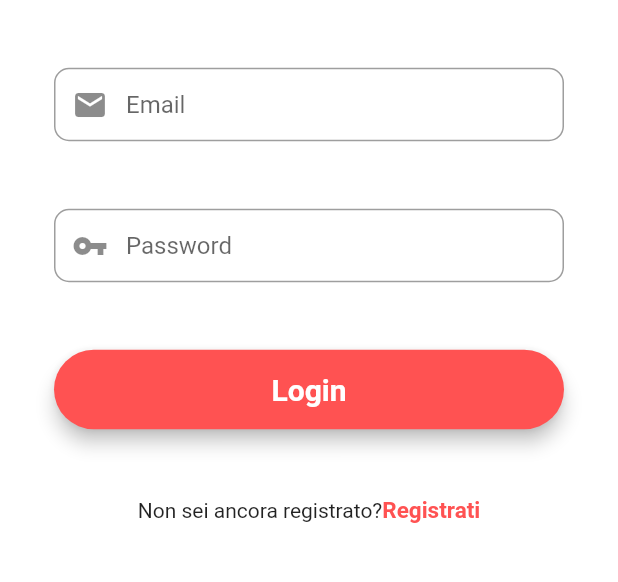
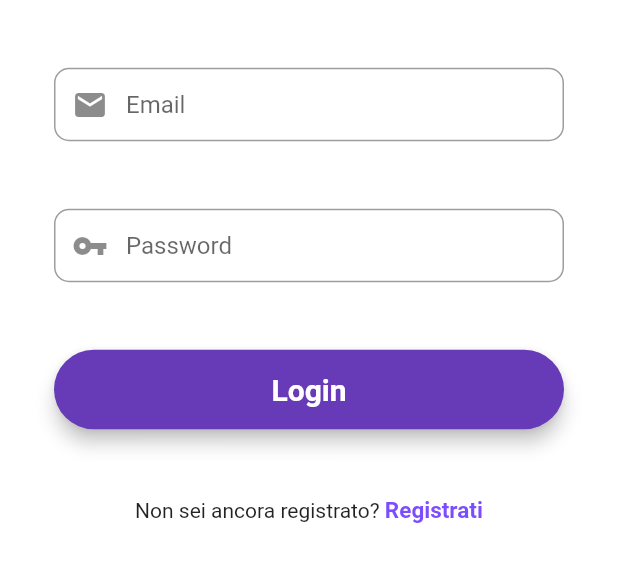
Before and after one commit to lorenzoromandini/massigym_flutter, a Flutter app: the screen it shows after launch, after a tap on "Login", after a tap on "Registrati", after a tap on "Torna al Login", on a phone screen of 412 x 824 dp, the part 548-1130 px from its top. Run offline on Flutter 3.47's test engine with Material 2 defaults, Android fonts, the phone set to English and light mode, and no system bars; our stand-ins replace cloud_firestore, firebase_auth, firebase_core, firebase_storage, flutter_icons, fluttertoast and 2 more; accounts and stored records are empty; network calls fail.

Commit message:
Auth Layout and change language text

```diff
--- a/lib/ui/auth/login_screen.dart
+++ b/lib/ui/auth/login_screen.dart
@@ -32,11 +32,11 @@ class _LoginScreenState extends State<LoginScreen> {
       validator: (value) {
         RegExp regexp = RegExp("^[a-zA-Z0-9+_.-]+@[a-zA-Z0-9.-]+.[a-z]");
         if (value!.isEmpty) {
-          return ("Please enter your email");
+          return ("Email richiesta");
         }
         // reg expression for email validation
         if (!regexp.hasMatch(value)) {
-          return ("Please enter a valid email");
+          return ("Immettere una Email valida");
         }
         return null;
       },
@@ -61,10 +61,10 @@ class _LoginScreenState extends State<LoginScreen> {
       validator: (value) {
         RegExp regexp = RegExp(r'^.{6,}$');
         if (value!.isEmpty) {
-          return ("Password required");
+          return ("Password richiesta");
         }
         if (!regexp.hasMatch(value)) {
-          return ("Please enter a valid password. (Min. 6 characters)");
+          return ("Immettere una Password valida. (Min. 6 caratteri)");
         }
       },
       onSaved: (value) {
@@ -83,7 +83,7 @@ class _LoginScreenState extends State<LoginScreen> {
     final loginButton = Material(
       elevation: 5,
       borderRadius: BorderRadius.circular(30),
-      color: Colors.redAccent,
+      color: Colors.deepPurple,
       child: MaterialButton(
         padding: const EdgeInsets.fromLTRB(20, 15, 20, 15),
         minWidth: MediaQuery.of(context).size.width,
@@ -133,7 +133,7 @@ class _LoginScreenState extends State<LoginScreen> {
                       Row(
                         mainAxisAlignment: MainAxisAlignment.center,
                         children: <Widget>[
-                          const Text("Non sei ancora registrato?"),
+                          const Text("Non sei ancora registrato? "),
                           GestureDetector(
                             onTap: () {
                               Navigator.pushReplacement(
@@ -145,7 +145,7 @@ class _LoginScreenState extends State<LoginScreen> {
                             child: const Text(
                               "Registrati",
                               style: TextStyle(
-                                  color: Colors.redAccent,
+                                  color: Colors.deepPurpleAccent,
                                   fontWeight: FontWeight.bold,
                                   fontSize: 15),
                             ),
@@ -166,7 +166,7 @@ class _LoginScreenState extends State<LoginScreen> {
       await _auth
           .signInWithEmailAndPassword(email: email, password: password)
           .then((uid) => {
-                Fluttertoast.showToast(msg: "Login successful"),
+                Fluttertoast.showToast(msg: "Login effettuato"),
                 Navigator.of(context).pushReplacement(
                     MaterialPageRoute(builder: (context) => BottomNavBar()))
               })
--- a/lib/ui/auth/registration_screen.dart
+++ b/lib/ui/auth/registration_screen.dart
@@ -34,10 +34,10 @@ class _RegistrationScreenState extends State<RegistrationScreen> {
       validator: (value) {
         RegExp regexp = RegExp(r'^.{5,}$');
         if (value!.isEmpty) {
-          return ("Username required");
+          return ("Username richiesto");
         }
         if (!regexp.hasMatch(value)) {
-          return ("Please enter a valid username. (Min. 5 characters)");
+          return ("Immettere uno Username valido. (Min. 5 caratteri)");
         }
       },
       onSaved: (value) {
@@ -61,11 +61,11 @@ class _RegistrationScreenState extends State<RegistrationScreen> {
       validator: (value) {
         RegExp regexp = RegExp("^[a-zA-Z0-9+_.-]+@[a-zA-Z0-9.-]+.[a-z]");
         if (value!.isEmpty) {
-          return ("Please enter your email");
+          return ("Email richiesta");
         }
         // reg expression for email validation
         if (!regexp.hasMatch(value)) {
-          return ("Please enter a valid email");
+          return ("Immettere una Email valida ");
         }
         return null;
       },
@@ -90,10 +90,10 @@ class _RegistrationScreenState extends State<RegistrationScreen> {
       validator: (value) {
         RegExp regexp = RegExp(r'^.{6,}$');
         if (value!.isEmpty) {
-          return ("Password required");
+          return ("Password richiesta");
         }
         if (!regexp.hasMatch(value)) {
-          return ("Please enter a valid password. (Min. 6 characters)");
+          return ("Immettere una Password valida. (Min. 6 caratteri)");
         }
       },
       onSaved: (value) {
@@ -116,7 +116,7 @@ class _RegistrationScreenState extends State<RegistrationScreen> {
       obscureText: true,
       validator: (value) {
         if (confermaPasswordController.text != passwordController.text) {
-          return "Password don't match";
+          return "Le Password non coincidono";
         }
         return null;
       },
@@ -136,7 +136,7 @@ class _RegistrationScreenState extends State<RegistrationScreen> {
     final signUpButton = Material(
       elevation: 5,
       borderRadius: BorderRadius.circular(30),
-      color: Colors.redAccent,
+      color: Colors.deepPurple,
       child: MaterialButton(
         padding: const EdgeInsets.fromLTRB(20, 15, 20, 15),
         minWidth: MediaQuery.of(context).size.width,
@@ -175,21 +175,21 @@ class _RegistrationScreenState extends State<RegistrationScreen> {
                             "assets/logo.png",
                             fit: BoxFit.contain,
                           )),
-                      const SizedBox(height: 45),
+                      const SizedBox(height: 40),
                       usernameField,
-                      const SizedBox(height: 45),
+                      const SizedBox(height: 30),
                       emailField,
-                      const SizedBox(height: 45),
+                      const SizedBox(height: 30),
                       passwordField,
-                      const SizedBox(height: 45),
+                      const SizedBox(height: 30),
                       confermaPasswordField,
-                      const SizedBox(height: 45),
+                      const SizedBox(height: 30),
                       signUpButton,
-                      const SizedBox(height: 45),
+                      const SizedBox(height: 40),
                       Row(
                         mainAxisAlignment: MainAxisAlignment.center,
                         children: <Widget>[
-                          const Text("Sei già registrato?"),
+                          const Text("Sei già registrato? "),
                           GestureDetector(
                             onTap: () {
                               Navigator.pushReplacement(
@@ -201,7 +201,7 @@ class _RegistrationScreenState extends State<RegistrationScreen> {
                             child: const Text(
                               "Torna al Login",
                               style: TextStyle(
-                                  color: Colors.redAccent,
+                                  color: Colors.deepPurpleAccent,
                                   fontWeight: FontWeight.bold,
                                   fontSize: 15),
                             ),
--- a/lib/ui/common/bottomNavBar.dart
+++ b/lib/ui/common/bottomNavBar.dart
@@ -39,7 +39,7 @@ class _BottomNavBarState extends State<BottomNavBar> {
           backgroundColor: Colors.indigo,
           type: BottomNavigationBarType.fixed,
           onTap: _onItemTapped,
-          selectedItemColor: Colors.amber,
+          selectedItemColor: Colors.white,
           unselectedItemColor: Colors.white,
           items: [
             BottomNavigationBarItem(
--- a/lib/ui/home_screen.dart
+++ b/lib/ui/home_screen.dart
@@ -31,7 +31,7 @@ class _HomeScreenState extends State<HomeScreen> {
       Padding(
           padding: EdgeInsets.only(top: 20),
           child: Text(
-            "Category",
+            "Categorie",
             style: TextStyle(fontWeight: FontWeight.bold, fontSize: 30),
           ))
     ]);
--- a/lib/ui/personal/personal_workout.dart
+++ b/lib/ui/personal/personal_workout.dart
@@ -40,7 +40,7 @@ class _PersonalWorkoutState extends State<PersonalWorkout> {
                                     data["imageUrl"],
                                     fit: BoxFit.contain,
                                   )
-                                : Image.asset("assets/workout_empty.png",
+                                : Image.asset("assets/workout_image_empty.png",
                                     fit: BoxFit.contain),
                           ),
                           trailing: Icon(Icons.arrow_forward_rounded),
--- a/lib/ui/personal/preferiti.dart
+++ b/lib/ui/personal/preferiti.dart
@@ -40,7 +40,7 @@ class _PreferitiState extends State<Preferiti> {
                                     data["imageUrl"],
                                     fit: BoxFit.contain,
                                   )
-                                : Image.asset("assets/workout_empty.png",
+                                : Image.asset("assets/workout_image_empty.png",
                                     fit: BoxFit.contain),
                           ),
                           trailing: Icon(Icons.arrow_forward_rounded),
--- a/lib/ui/workout/arms.dart
+++ b/lib/ui/workout/arms.dart
@@ -21,7 +21,7 @@ class _ArmsState extends State<Arms> {
           title: Card(
         child: TextField(
           decoration: InputDecoration(
-              prefixIcon: Icon(Icons.search), hintText: "Search..."),
+              prefixIcon: Icon(Icons.search), hintText: "Cerca..."),
           onChanged: (value) {
             setState(() {
               name = value;
--- a/lib/ui/workout/cardio.dart
+++ b/lib/ui/workout/cardio.dart
@@ -21,7 +21,7 @@ class _CardioState extends State<Cardio> {
           title: Card(
             child: TextField(
               decoration: InputDecoration(
-                  prefixIcon: Icon(Icons.search), hintText: "Search..."),
+                  prefixIcon: Icon(Icons.search), hintText: "Cerca..."),
               onChanged: (value) {
                 setState(() {
                   name = value;
--- a/lib/ui/workout/legs.dart
+++ b/lib/ui/workout/legs.dart
@@ -21,7 +21,7 @@ class _LegsState extends State<Legs> {
           title: Card(
             child: TextField(
               decoration: InputDecoration(
-                  prefixIcon: Icon(Icons.search), hintText: "Search..."),
+                  prefixIcon: Icon(Icons.search), hintText: "Cerca..."),
               onChanged: (value) {
                 setState(() {
                   name = value;
```
Also changed, not shown: lib/ui/personal/change_password.dart (added, +138 -0 lines), lib/ui/personal/personale_screen.dart (+5 -7 lines), lib/ui/personal/profilo.dart (+76 -205 lines), lib/ui/workout/add_workout.dart (+10 -10 lines).
